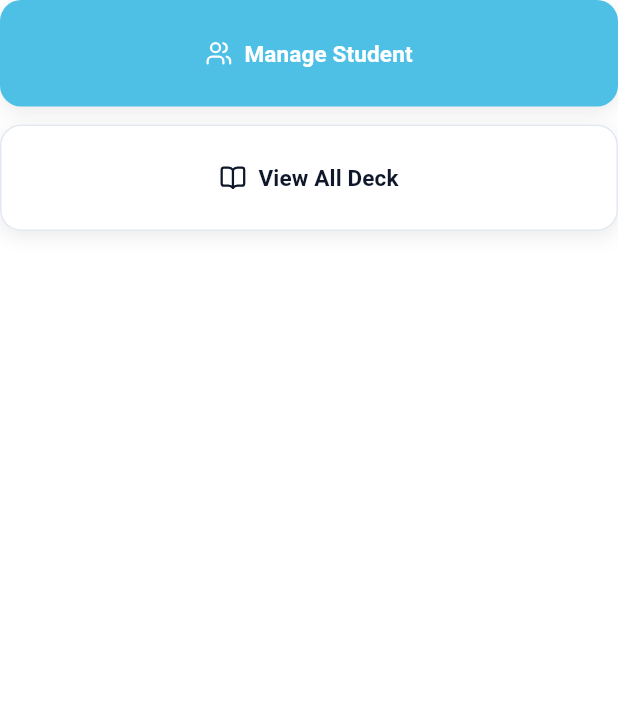
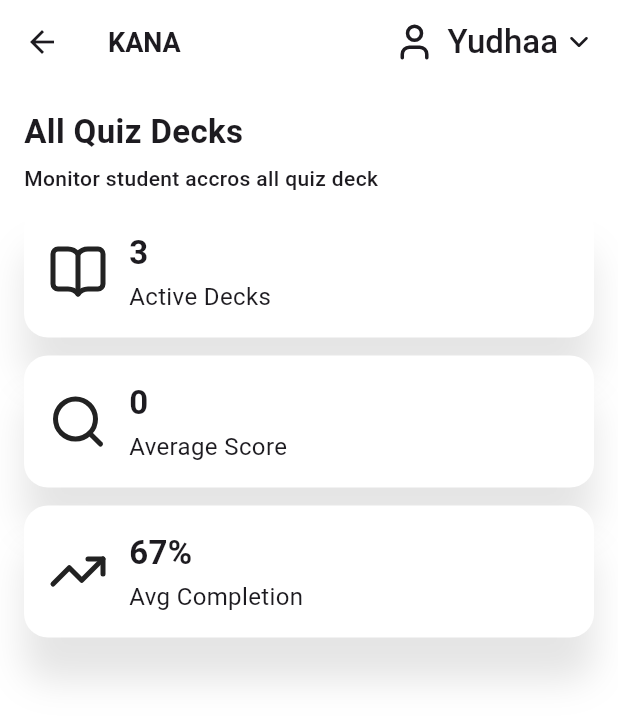
Before and after one commit to yudha556/kana_mobile_app, a Flutter app: the _DashboardActions widget shown alone on an empty page, opened directly, after a tap on "View All Deck", on a phone screen of 412 x 824 dp. Shown: the top 721 px of the screen. Run offline on Flutter 3.47's test engine with Material 3 defaults, Android fonts, the phone set to English and light mode, and no system bars; our stand-ins replace camera, file_picker, flutter_svg, go_router, image_picker, lucide_icons; missing offline and left inert: dart:html; project files that could hold a hidden picture were left out.

Commit message:
Adding Deck Page :

```diff
--- a/lib/app/router.dart
+++ b/lib/app/router.dart
@@ -1,3 +1,4 @@
+import 'package:flutter/material.dart';
 import 'package:go_router/go_router.dart';
 import 'routes.dart';
 
@@ -5,6 +6,7 @@ import '../features/auth/screens/login_screen.dart';
 import '../features/student/student_dashboard.dart';
 import '../features/teacher/dashboard/teacher_dashboard.dart';
 import '../features/teacher/manageStudent/manageStudent_page.dart';
+import '../features/teacher/deck/deck_page.dart';
 
 class AppRouter {
   static final router = GoRouter(
@@ -26,6 +28,10 @@ class AppRouter {
         path: AppRoutes.manageStudent,
         builder: (context, state) => const ManageStudentPage(),
       ),
+      GoRoute(
+        path: AppRoutes.deckPage,
+        builder: (context, State) => const DeckPage()
+      )
     ],
   );
 }
--- a/lib/app/routes.dart
+++ b/lib/app/routes.dart
@@ -3,4 +3,5 @@ class AppRoutes {
   static const teacherDashboard = '/teacher';
   static const studentDashboard = '/student';
   static const manageStudent = '/manageStudent';
+  static const deckPage = '/deck';
 }
--- a/lib/features/teacher/dashboard/teacher_dashboard.dart
+++ b/lib/features/teacher/dashboard/teacher_dashboard.dart
@@ -135,14 +135,14 @@ class _DashboardActions extends StatelessWidget {
               children: [
                 _uploadBtn(context),
                 const SizedBox(height: 12),
-                _generateBtn(),
+                _generateBtn(context),
               ],
             )
           : Row(
               children: [
                 Expanded(child: _uploadBtn(context)),
                 const SizedBox(width: 12),
-                Expanded(child: _generateBtn()),
+                Expanded(child: _generateBtn(context)),
               ],
             ),
     );
@@ -154,18 +154,20 @@ class _DashboardActions extends StatelessWidget {
       icon: LucideIcons.users,
       fullWidth: true,
       onPressed: () {
-      context.push(AppRoutes.manageStudent);
-    },
+        context.push(AppRoutes.manageStudent);
+      },
     );
   }
 
-  Widget _generateBtn() {
+  Widget _generateBtn(BuildContext context) {
     return AppButton(
       label: "View All Deck",
       variant: AppButtonVariant.secondary,
       icon: LucideIcons.bookOpen,
       fullWidth: true,
-      onPressed: () {},
+      onPressed: () {
+        context.push(AppRoutes.deckPage);
+      },
     );
   }
 }
--- /dev/null
+++ b/lib/features/teacher/deck/data/deck_stats.dart
@@ -0,0 +1,24 @@
+import 'package:flutter/material.dart';
+import 'package:lucide_icons/lucide_icons.dart';
+import '../model/deck_stats.dart';
+
+const deckStatsPage = [
+  DeckStats(
+    value: "3",
+    describ: "Active Decks",
+    icon: LucideIcons.bookOpen,
+    // color: Colors.greenAccent,
+  ),
+  DeckStats(
+    value: "0",
+    describ: "Average Score",
+    icon: LucideIcons.search,
+    // color: Colors.blueAccent,
+  ),
+  DeckStats(
+    value: "67%",
+    describ: "Avg Completion",
+    icon: LucideIcons.trendingUp,
+    // color: Colors.greenAccent,
+  ),
+];
--- a/lib/features/teacher/deck/deck_page.dart
+++ b/lib/features/teacher/deck/deck_page.dart
@@ -0,0 +1,98 @@
+import "package:flutter/material.dart";
+import 'package:kana_mobile_app/features/teacher/deck/model/deck_stats.dart';
+import 'package:lucide_icons/lucide_icons.dart';
+import './widget/stat_card.dart';
+import './data/deck_stats.dart';
+
+class DeckPage extends StatelessWidget {
+  const DeckPage({super.key});
+
+  @override
+  Widget build(BuildContext context) {
+    // final width = MediaQuery.of(context).size.width;
+    // final isMobile =
+
+    return Scaffold(
+      appBar: AppBar(
+        title: Row(
+          mainAxisAlignment: MainAxisAlignment.spaceBetween,
+          children: [
+            Row(
+              mainAxisAlignment: MainAxisAlignment.start,
+              children: [
+                const Text(
+                  "KANA",
+                  style: TextStyle(fontSize: 18, fontWeight: FontWeight.w600),
+                ),
+              ],
+            ),
+            Row(
+              mainAxisAlignment: MainAxisAlignment.end,
+              children: [
+                Icon(LucideIcons.user, size: 28),
+                const SizedBox(width: 8),
+                const Text(
+                  "Yudhaa",
+                  style: TextStyle(fontSize: 22, fontWeight: FontWeight.w500),
+                ),
+                const SizedBox(width: 4),
+                Icon(LucideIcons.chevronDown, size: 20),
+              ],
+            ),
+          ],
+        ),
+      ),
+
+      body: Center(
+        child: ConstrainedBox(
+          constraints: const BoxConstraints(maxHeight: 1100),
+          child: CustomScrollView(
+            slivers: [
+              const SliverToBoxAdapter(
+                child: Padding(
+                  padding: EdgeInsets.fromLTRB(16, 16, 16, 8),
+                  child: _Header(),
+                ),
+              ),
+              // const SizedBox(height: 8,),
+              SliverPadding(
+                padding: const EdgeInsets.symmetric(horizontal: 16),
+                sliver: SliverList(
+                  delegate: SliverChildBuilderDelegate((context, index) {
+                    final stat = deckStatsPage[index];
+                    return Padding(
+                      padding: const EdgeInsets.only(bottom: 12),
+                      child: StatCard(stat: stat),
+                    );
+                  }, childCount: deckStatsPage.length),
+                ),
+              ),
+            ],
+          ),
+        ),
+      ),
+    );
+  }
+}
+
+class _Header extends StatelessWidget {
+  const _Header();
+
+  @override
+  Widget build(BuildContext context) {
+    return Column(
+      crossAxisAlignment: CrossAxisAlignment.start,
+      children: [
+        Text(
+          "All Quiz Decks",
+          style: TextStyle(fontSize: 22, fontWeight: FontWeight.bold),
+        ),
+        SizedBox(height: 6),
+        Text(
+          'Monitor student accros all quiz deck',
+          style: TextStyle(fontSize: 14, fontWeight: FontWeight.w500),
+        ),
+      ],
+    );
+  }
+}
--- /dev/null
+++ b/lib/features/teacher/deck/model/deck_stats.dart
@@ -0,0 +1,15 @@
+import 'package:flutter/material.dart';
+
+class DeckStats {
+  final String value;
+  final String describ;
+  final IconData icon;
+  // final Color color;
+
+  const DeckStats({
+    required this.value,
+    required this.describ,
+    required this.icon,
+    // required this.color,
+  });
+}
--- /dev/null
+++ b/lib/features/teacher/deck/widget/stat_card.dart
@@ -0,0 +1,37 @@
+import 'package:flutter/material.dart';
+import '../../../../core/ui/card/app_card.dart';
+import '../model/deck_stats.dart';
+
+class StatCard extends StatelessWidget {
+  final DeckStats stat;
+  const StatCard({super.key, required this.stat});
+
+  @override
+  Widget build(BuildContext context) {
+    return AppCard(
+      child: Row(
+        mainAxisAlignment: MainAxisAlignment.start,
+        crossAxisAlignment: CrossAxisAlignment.center,
+        children: [
+          Icon(stat.icon, size: 40,),
+          SizedBox(width: 14),
+          Column(
+            mainAxisAlignment: MainAxisAlignment.start,
+            crossAxisAlignment: CrossAxisAlignment.start,
+            children: [
+              Text(
+                stat.value,
+                style: TextStyle(fontSize: 22, fontWeight: FontWeight.bold),
+              ),
+              SizedBox(height: 2),
+              Text(
+                stat.describ,
+                style: TextStyle(fontSize: 16, fontWeight: FontWeight.normal),
+              ),
+            ],
+          ),
+        ],
+      ),
+    );
+  }
+}
```
